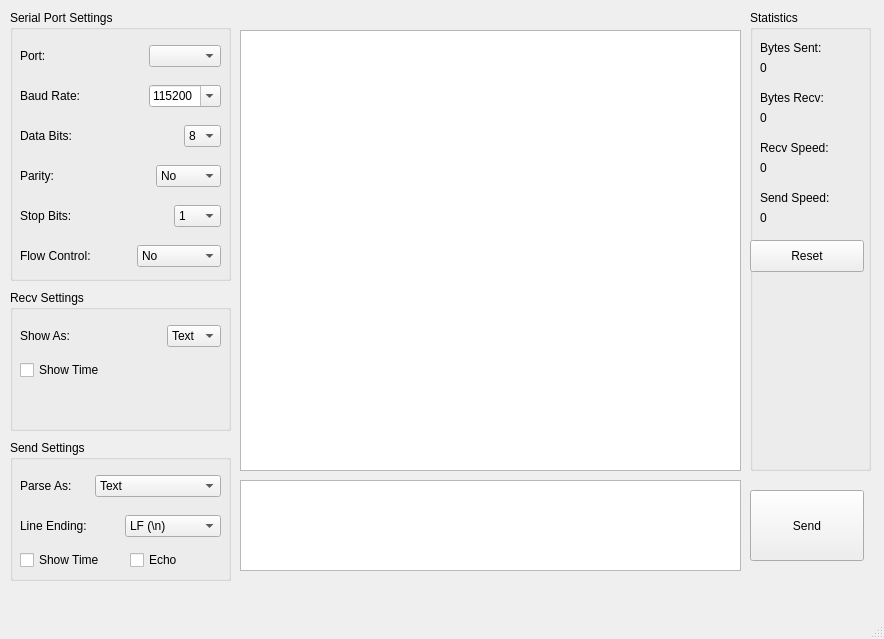
Above: mainwindow.ui from tuna/QSerial before the change. Below: the same form after it.
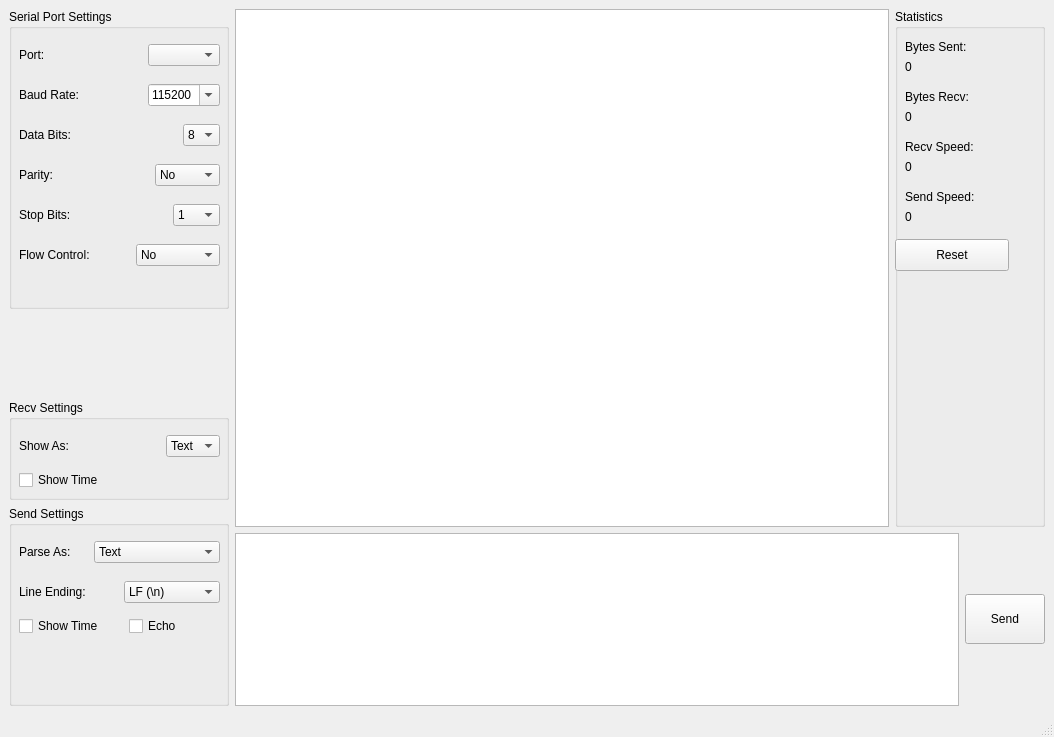
That is the form after the change.

Commit message: Imporve layout resizing

The edit to the form file:
```diff
--- a/mainwindow.ui
+++ b/mainwindow.ui
@@ -6,22 +6,36 @@
    <rect>
     <x>0</x>
     <y>0</y>
-    <width>884</width>
-    <height>639</height>
+    <width>1054</width>
+    <height>737</height>
    </rect>
   </property>
   <property name="windowTitle">
    <string>QSerial</string>
   </property>
   <widget class="QWidget" name="centralwidget">
+   <layout class="QHBoxLayout" name="horizontalLayout_23">
+    <item>
+     <layout class="QVBoxLayout" name="verticalLayout_3">
+      <item>
    <widget class="QGroupBox" name="groupBox">
-    <property name="geometry">
-     <rect>
-      <x>10</x>
-      <y>10</y>
-      <width>221</width>
-      <height>271</height>
-     </rect>
+        <property name="sizePolicy">
+         <sizepolicy hsizetype="Preferred" vsizetype="Preferred">
+          <horstretch>0</horstretch>
+          <verstretch>0</verstretch>
+         </sizepolicy>
+        </property>
+        <property name="minimumSize">
+         <size>
+          <width>220</width>
+          <height>300</height>
+         </size>
+        </property>
+        <property name="maximumSize">
+         <size>
+          <width>220</width>
+          <height>16777215</height>
+         </size>
     </property>
     <property name="title">
      <string>Serial Port Settings</string>
@@ -371,24 +385,39 @@
      </layout>
     </widget>
    </widget>
-   <widget class="QTextBrowser" name="textBrowser">
-    <property name="geometry">
-     <rect>
-      <x>240</x>
-      <y>30</y>
-      <width>501</width>
-      <height>441</height>
-     </rect>
-    </property>
-   </widget>
+      </item>
+      <item>
+       <spacer name="verticalSpacer_3">
+        <property name="orientation">
+         <enum>Qt::Vertical</enum>
+        </property>
+        <property name="sizeHint" stdset="0">
+         <size>
+          <width>20</width>
+          <height>40</height>
+         </size>
+        </property>
+       </spacer>
+      </item>
+      <item>
    <widget class="QGroupBox" name="groupBox_2">
-    <property name="geometry">
-     <rect>
-      <x>10</x>
-      <y>290</y>
-      <width>221</width>
-      <height>141</height>
-     </rect>
+        <property name="sizePolicy">
+         <sizepolicy hsizetype="Preferred" vsizetype="Preferred">
+          <horstretch>0</horstretch>
+          <verstretch>0</verstretch>
+         </sizepolicy>
+        </property>
+        <property name="minimumSize">
+         <size>
+          <width>220</width>
+          <height>100</height>
+         </size>
+        </property>
+        <property name="maximumSize">
+         <size>
+          <width>220</width>
+          <height>16777215</height>
+         </size>
     </property>
     <property name="title">
      <string>Recv Settings</string>
@@ -453,14 +482,26 @@
      </property>
     </widget>
    </widget>
+      </item>
+      <item>
    <widget class="QGroupBox" name="groupBox_3">
-    <property name="geometry">
-     <rect>
-      <x>10</x>
-      <y>440</y>
-      <width>221</width>
-      <height>141</height>
-     </rect>
+        <property name="sizePolicy">
+         <sizepolicy hsizetype="Preferred" vsizetype="Preferred">
+          <horstretch>0</horstretch>
+          <verstretch>0</verstretch>
+         </sizepolicy>
+        </property>
+        <property name="minimumSize">
+         <size>
+          <width>220</width>
+          <height>200</height>
+         </size>
+        </property>
+        <property name="maximumSize">
+         <size>
+          <width>220</width>
+          <height>16777215</height>
+         </size>
     </property>
     <property name="title">
      <string>Send Settings</string>
@@ -604,37 +645,23 @@
      </property>
     </widget>
    </widget>
-   <widget class="QPlainTextEdit" name="inputPlainTextEdit">
-    <property name="geometry">
-     <rect>
-      <x>240</x>
-      <y>480</y>
-      <width>501</width>
-      <height>91</height>
-     </rect>
-    </property>
-   </widget>
-   <widget class="QPushButton" name="sendButton">
-    <property name="geometry">
-     <rect>
-      <x>750</x>
-      <y>490</y>
-      <width>114</width>
-      <height>71</height>
-     </rect>
-    </property>
-    <property name="text">
-     <string>Send</string>
-    </property>
-   </widget>
+      </item>
+     </layout>
+    </item>
+    <item>
+     <layout class="QVBoxLayout" name="verticalLayout_4" stretch="3,1">
+      <item>
+       <layout class="QHBoxLayout" name="horizontalLayout_11" stretch="0,0">
+        <item>
+         <widget class="QTextBrowser" name="textBrowser"/>
+        </item>
+        <item>
    <widget class="QGroupBox" name="groupBox_4">
-    <property name="geometry">
-     <rect>
-      <x>750</x>
-      <y>10</y>
-      <width>121</width>
-      <height>461</height>
-     </rect>
+          <property name="minimumSize">
+           <size>
+            <width>150</width>
+            <height>0</height>
+           </size>
     </property>
     <property name="title">
      <string>Statistics</string>
@@ -757,6 +784,32 @@
      </property>
     </widget>
    </widget>
+        </item>
+       </layout>
+      </item>
+      <item>
+       <layout class="QHBoxLayout" name="horizontalLayout_8">
+        <item>
+         <widget class="QPlainTextEdit" name="inputPlainTextEdit"/>
+        </item>
+        <item>
+         <widget class="QPushButton" name="sendButton">
+          <property name="minimumSize">
+           <size>
+            <width>0</width>
+            <height>50</height>
+           </size>
+          </property>
+          <property name="text">
+           <string>Send</string>
+          </property>
+         </widget>
+        </item>
+       </layout>
+      </item>
+     </layout>
+    </item>
+   </layout>
   </widget>
   <widget class="QMenuBar" name="menubar">
    <property name="geometry">
```
Left out of the diff: 34 changed lines with no effect on the pictures. Lines whose indentation alone changed are shown as unchanged.
